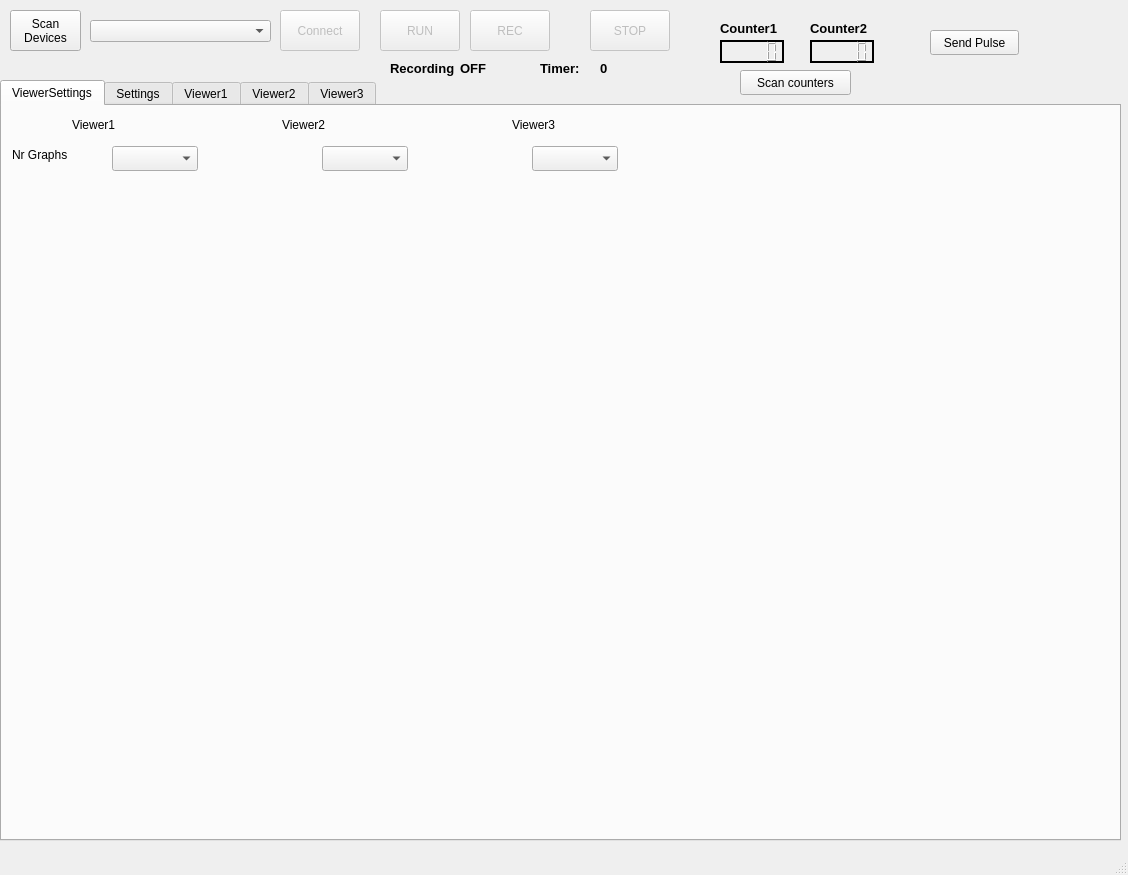
Before: the Qt Designer form GUI/GUI.ui in Optophys-Lab/MCC_DAQ, drawn with Qt 5.
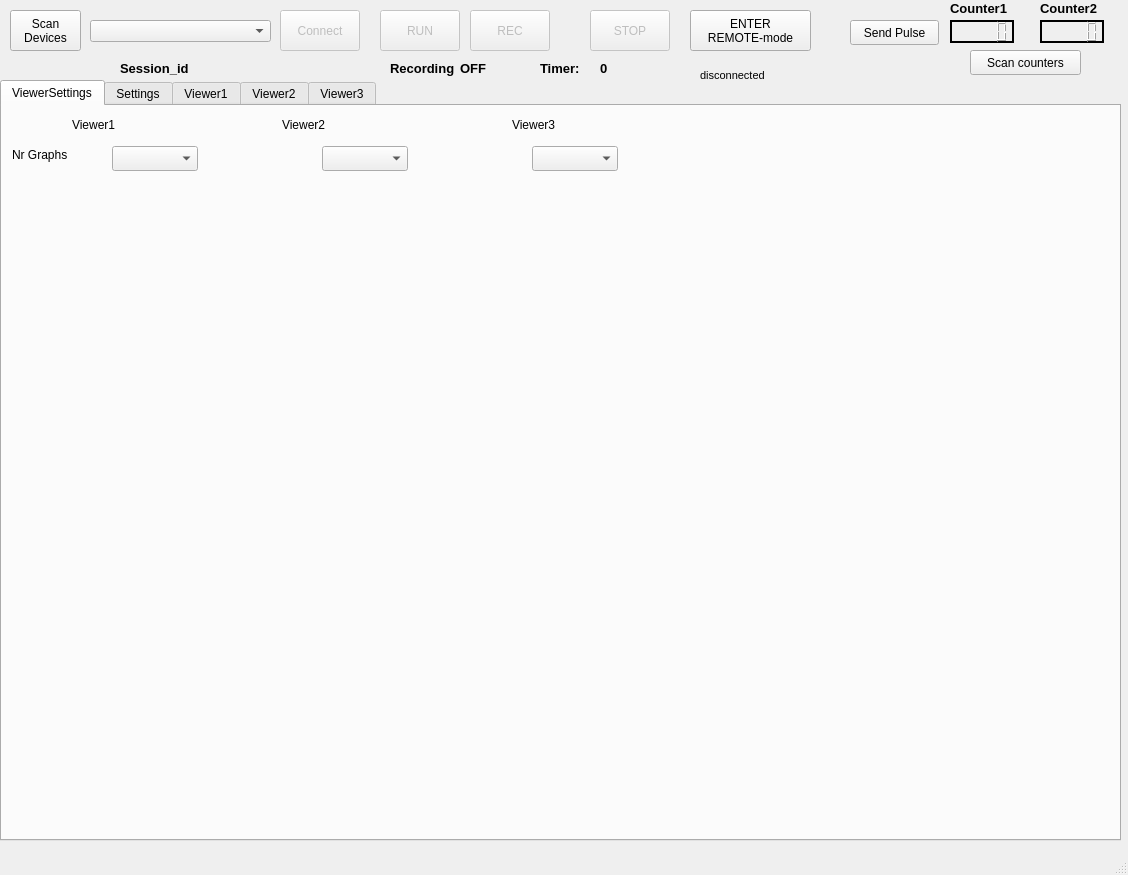
After: the same form once the commit is applied. Custom widgets are drawn as their Qt base class.

Commit message: implemented socket communication for remote mode

What changed in the file:
```diff
--- a/GUI/GUI.ui
+++ b/GUI/GUI.ui
@@ -1800,8 +1800,8 @@
    <widget class="QLCDNumber" name="counterDisplay_1">
     <property name="geometry">
      <rect>
-      <x>720</x>
-      <y>40</y>
+      <x>950</x>
+      <y>20</y>
       <width>64</width>
       <height>23</height>
      </rect>
@@ -1825,8 +1825,8 @@
    <widget class="QLCDNumber" name="counterDisplay_2">
     <property name="geometry">
      <rect>
-      <x>810</x>
-      <y>40</y>
+      <x>1040</x>
+      <y>20</y>
       <width>64</width>
       <height>23</height>
      </rect>
@@ -1841,8 +1841,8 @@
    <widget class="QLabel" name="label_24">
     <property name="geometry">
      <rect>
-      <x>720</x>
-      <y>20</y>
+      <x>950</x>
+      <y>0</y>
       <width>71</width>
       <height>16</height>
      </rect>
@@ -1860,8 +1860,8 @@
    <widget class="QLabel" name="label_25">
     <property name="geometry">
      <rect>
-      <x>810</x>
-      <y>20</y>
+      <x>1040</x>
+      <y>0</y>
       <width>71</width>
       <height>16</height>
      </rect>
@@ -1879,8 +1879,8 @@
    <widget class="QPushButton" name="StartSignalButton">
     <property name="geometry">
      <rect>
-      <x>930</x>
-      <y>30</y>
+      <x>850</x>
+      <y>20</y>
       <width>89</width>
       <height>25</height>
      </rect>
@@ -1892,8 +1892,8 @@
    <widget class="QPushButton" name="CounterScanButton">
     <property name="geometry">
      <rect>
-      <x>740</x>
-      <y>70</y>
+      <x>970</x>
+      <y>50</y>
       <width>111</width>
       <height>25</height>
      </rect>
@@ -1902,6 +1902,61 @@
      <string>Scan counters</string>
     </property>
    </widget>
+   <widget class="QPushButton" name="RemoteModeButton">
+    <property name="enabled">
+     <bool>true</bool>
+    </property>
+    <property name="geometry">
+     <rect>
+      <x>690</x>
+      <y>10</y>
+      <width>121</width>
+      <height>41</height>
+     </rect>
+    </property>
+    <property name="text">
+     <string>ENTER
+REMOTE-mode</string>
+    </property>
+   </widget>
+   <widget class="QLabel" name="Client_label">
+    <property name="geometry">
+     <rect>
+      <x>700</x>
+      <y>60</y>
+      <width>161</width>
+      <height>31</height>
+     </rect>
+    </property>
+    <property name="font">
+     <font>
+      <pointsize>8</pointsize>
+      <bold>false</bold>
+     </font>
+    </property>
+    <property name="text">
+     <string>disconnected</string>
+    </property>
+   </widget>
+   <widget class="QLabel" name="session_label">
+    <property name="geometry">
+     <rect>
+      <x>120</x>
+      <y>60</y>
+      <width>161</width>
+      <height>16</height>
+     </rect>
+    </property>
+    <property name="font">
+     <font>
+      <pointsize>10</pointsize>
+      <bold>true</bold>
+     </font>
+    </property>
+    <property name="text">
+     <string>Session_id</string>
+    </property>
+   </widget>
   </widget>
   <widget class="QMenuBar" name="menubar">
    <property name="geometry">
```
The commit also changes 4 other files.
